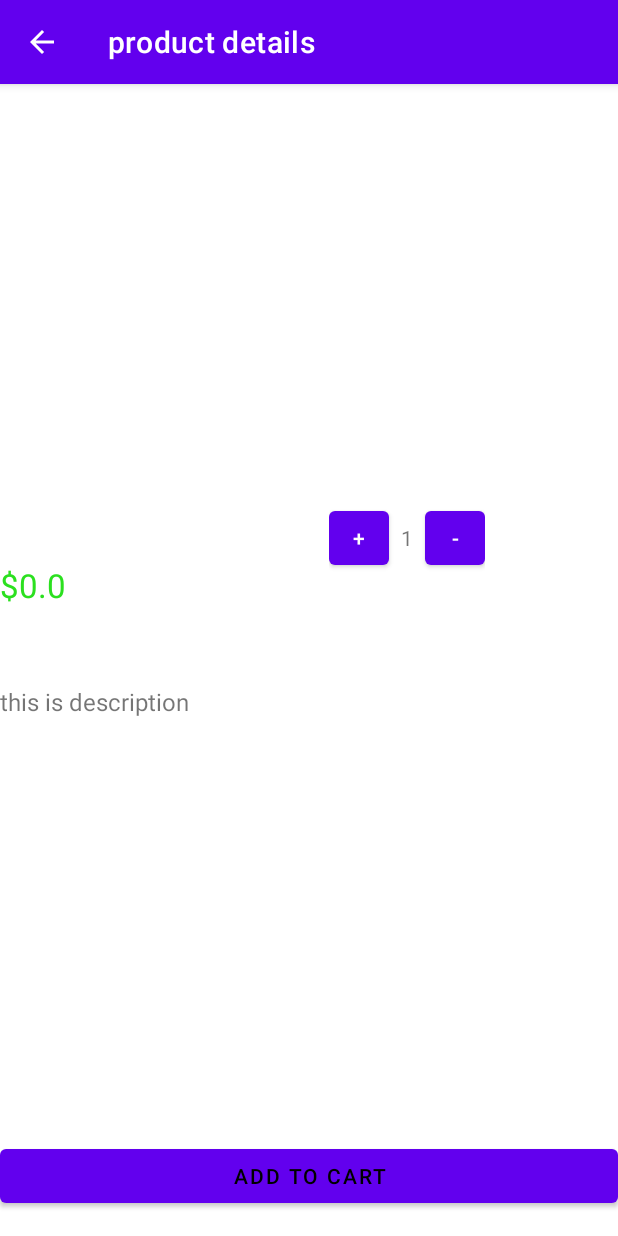
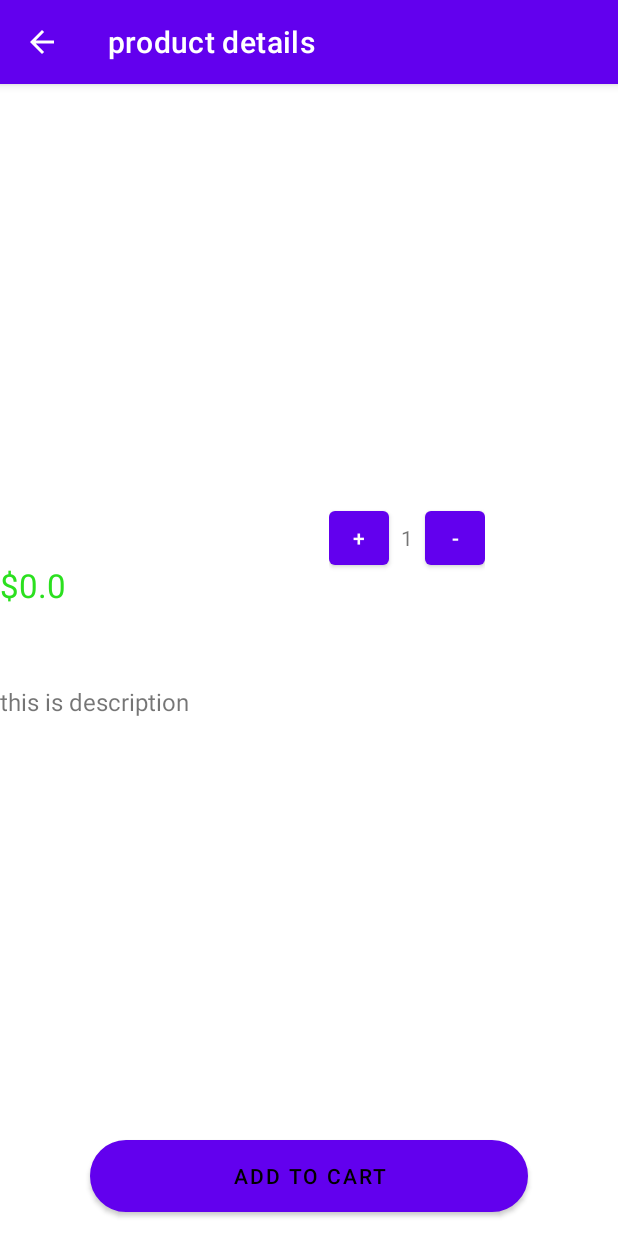
Before and after one commit to ibrahimabdellatif/instaCart, an Android app: the ItemDetailsActivity screen opened directly, with no data from a screen before it, on a phone screen of 412 x 824 dp. Run offline under Robolectric (Android 15) with nearby library versions, the phone set to English and light mode, and no system bars.

Commit message:
change style of button in cart and product detail , add alert message before deleting single item or all items form the cart

```diff
--- /dev/null
+++ b/app/src/main/res/drawable/checkoutbtn.xml
@@ -0,0 +1,24 @@
+<?xml version="1.0" encoding="utf-8"?>
+<selector xmlns:android="http://schemas.android.com/apk/res/android" >
+    <item android:state_pressed="true" >
+        <shape android:shape="rectangle"  >
+            <corners android:radius="50dp" />
+            <stroke android:width="1dip" android:color="#5e7974" />
+            <gradient android:angle="-90" android:startColor="#345953" android:endColor="#689a92"  />
+        </shape>
+    </item>
+    <item android:state_focused="true">
+        <shape android:shape="rectangle"  >
+            <corners android:radius="50dp" />
+            <stroke android:width="1dip" android:color="#5e7974" />
+            <solid android:color="#58857e"/>
+        </shape>
+    </item>
+    <item >
+        <shape android:shape="rectangle"  >
+            <corners android:radius="50dp" />
+            <stroke android:width="1dip" android:color="#5e7974" />
+            <gradient android:angle="-90" android:startColor="#8dbab3" android:endColor="#58857e" />
+        </shape>
+    </item>
+</selector>
--- a/app/src/main/res/layout/activity_cart.xml
+++ b/app/src/main/res/layout/activity_cart.xml
@@ -17,7 +17,6 @@
         app:layout_constraintBottom_toTopOf="@+id/btn_checkout"
         app:layout_constraintTop_toTopOf="parent"
         tools:ignore="MissingConstraints"
-        tools:layout_editor_absoluteX="6dp"
         tools:listitem="@layout/cart_item" />
 
 
@@ -26,9 +25,13 @@
         android:layout_width="match_parent"
         android:layout_height="wrap_content"
         android:text="check out"
+        android:background="@drawable/checkoutbtn"
         app:layout_constraintBottom_toBottomOf="parent"
         app:layout_constraintEnd_toEndOf="parent"
         app:layout_constraintStart_toStartOf="parent"
+        android:layout_marginRight="60dp"
+        android:layout_marginLeft="60dp"
+
         tools:ignore="MissingConstraints" />
 
     <TextView
--- a/app/src/main/res/layout/activity_item_details.xml
+++ b/app/src/main/res/layout/activity_item_details.xml
@@ -93,7 +93,10 @@
         android:layout_height="wrap_content"
         android:layout_marginBottom="16dp"
         android:text="Add To Cart"
+        android:background="@drawable/checkoutbtn"
         android:textColor="@color/black"
+        android:layout_marginLeft="60dp"
+        android:layout_marginRight="60dp"
         app:layout_constraintBottom_toBottomOf="parent"
         tools:ignore="MissingConstraints" />
 
```
Also changed, not shown: app/src/main/java/com/example/instacart/CartActivity.java (+38 -5 lines).
